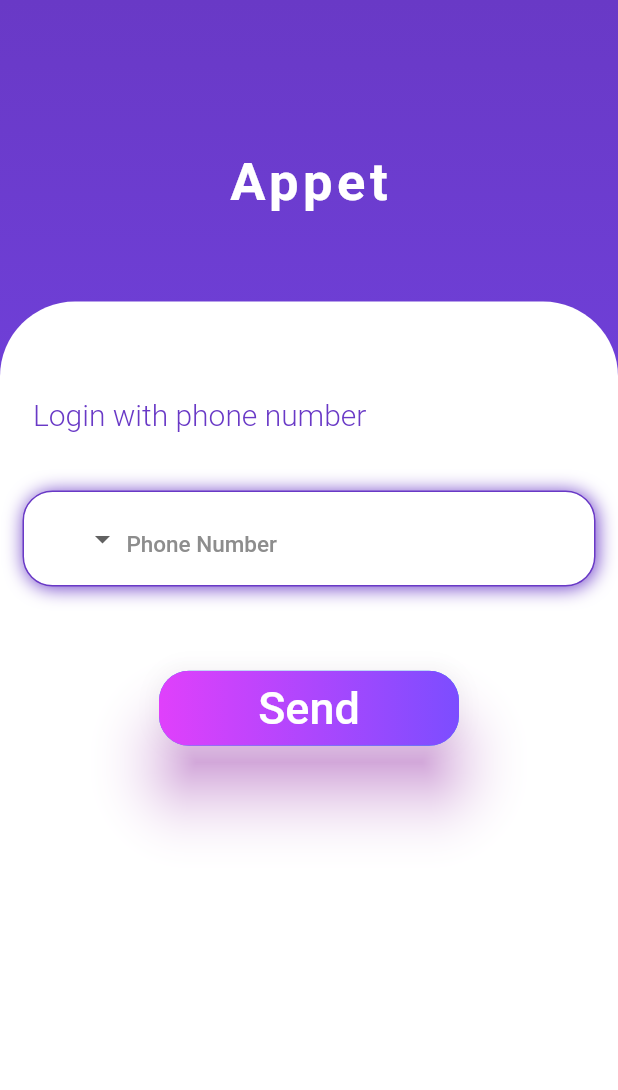
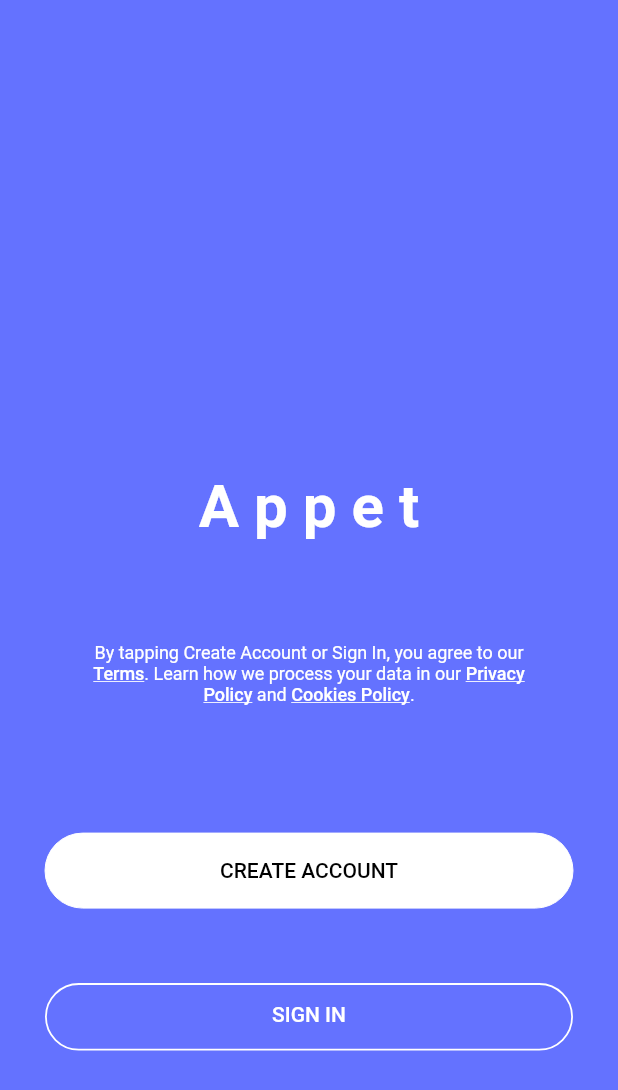
Before and after one commit to EslamAbotaleb/Appet, a Flutter app: the screen it shows after launch, on a phone screen of 412 x 824 dp. Shown: the top 1090 px of the screen. Run offline on Flutter 3.47's test engine with Material 2 defaults, Android fonts, the phone set to English and light mode, and no system bars; our stand-ins replace flare_flutter, fluttertoast, logger, permission_handler, pin_code_fields, shared_preferences and 1 more; missing offline and left inert: splash_screen_view; statements that could not run were skipped.

Commit message:
add authentication screen

```diff
--- /dev/null
+++ b/lib/screens/authentication/authentication_screen.dart
@@ -0,0 +1,110 @@
+import 'package:appet/helpers/color_utils.dart';
+import 'package:appet/text_style_widget.dart';
+import 'package:appet/widgets/common.dart';
+import 'package:appet/widgets/login_button_widget.dart';
+import 'package:flutter/material.dart';
+
+class AuthenticationScreen extends StatefulWidget {
+  AuthenticationScreen({Key? key}) : super(key: key);
+
+  @override
+  State<AuthenticationScreen> createState() => _AuthenticationScreenState();
+}
+
+class _AuthenticationScreenState extends State<AuthenticationScreen> {
+  @override
+  Widget build(BuildContext context) {
+    return Scaffold(
+        body: Container(
+      width: MediaQuery.of(context).size.width,
+      height: MediaQuery.of(context).size.height,
+      decoration: BoxDecoration(
+          gradient: LinearGradient(
+              begin: Alignment.topCenter,
+              end: Alignment.bottomCenter,
+              colors: [
+
+            Color.fromRGBO(100, 114, 255, 1.0),
+            Color.fromRGBO(100, 114, 255, 1.0),
+          ])),
+      child: SingleChildScrollView(
+        child: Column(
+          children: [
+            Padding(
+              padding: EdgeInsets.only(
+                  top: MediaQuery.of(context).size.height * 0.35),
+              child: Text(
+                'A p p e t',
+                style: TextStyleWidget.build(false,
+                    fontSize: 40,
+                    color: Colors.white,
+                    fontWeight: FontWeight.bold),
+              ),
+            ),
+            SizedBox(height: 60),
+            Padding(
+              padding: EdgeInsets.symmetric(horizontal: 30),
+              child: RichText(
+                textAlign: TextAlign.center,
+                text: TextSpan(
+                  children: [
+                    TextSpan(
+                      text:
+                          'By tapping Create Account or Sign In, you agree to our\n',
+                      style: kNormalText,
+                    ),
+                    TextSpan(
+                      text: 'Terms',
+                      style: kUnderlinedText,
+                    ),
+                    TextSpan(
+                      text: '. Learn how we process your data in our ',
+                      style: kNormalText,
+                    ),
+                    TextSpan(
+                      text: 'Privacy\nPolicy',
+                      style: kUnderlinedText,
+                    ),
+                    TextSpan(
+                      text: ' and ',
+                      style: kNormalText,
+                    ),
+                    TextSpan(
+                      text: 'Cookies Policy',
+                      style: kUnderlinedText,
+                    ),
+                    TextSpan(
+                      text: '.',
+                      style: kNormalText,
+                    ),
+                  ],
+                ),
+              ),
+            ),
+            SizedBox(height: 60),
+            Container(
+              width: MediaQuery.of(context).size.width,
+              margin: EdgeInsets.symmetric(horizontal: 30, vertical: 25),
+              height: 50,
+              decoration: BoxDecoration(
+                  border: Border.all(color: Colors.white, width: 0.0),
+                  borderRadius: BorderRadius.circular(30),
+                  color: Colors.white),
+              child: TextButton(
+                child: Text("CREATE ACCOUNT"),
+                style: TextButton.styleFrom(
+                  primary: Colors.black,
+                ),
+                onPressed: () {},
+              ),
+            ),
+
+            StyleButtonWidget(
+              text: 'SIGN IN',
+            ),
+          ],
+        ),
+      ),
+    ));
+  }
+}
--- a/lib/screens/splash/splash_screen.dart
+++ b/lib/screens/splash/splash_screen.dart
@@ -1,5 +1,6 @@
 import 'package:appet/helpers/color_utils.dart';
 import 'package:appet/helpers/preferences_manager.dart';
+import 'package:appet/screens/authentication/authentication_screen.dart';
 import 'package:appet/screens/authentication/veritfcation/vertification_code_screen.dart';
 import 'package:appet/screens/home/home_screen.dart';
 import 'package:appet/widgets/common.dart';
@@ -35,7 +36,8 @@ class _SplashScreenState extends State<SplashScreen> {
     return Scaffold(
 
       body: SplashScreenView(
-      navigateRoute: VertificationPinCodeScreen(),
+      navigateRoute:AuthenticationScreen(),
+      //  VertificationPinCodeScreen(),
       //  _openScreen(),
       duration: 3500,
       imageSize: 130,
--- a/lib/widgets/common.dart
+++ b/lib/widgets/common.dart
@@ -14,7 +14,17 @@ Logger logger = Logger(
     colors: false,
   ),
 );
+const kNormalText = TextStyle(
+  fontSize: 12,
+  color: Colors.white,
+);
 
+const kUnderlinedText = TextStyle(
+  fontSize: 12,
+  color: Colors.white,
+  decoration: TextDecoration.underline,
+  fontWeight: FontWeight.w500,
+);
 getLanguage(BuildContext context) {
   return Localizations?.localeOf(context).languageCode;
 }
--- /dev/null
+++ b/lib/widgets/login_button_widget.dart
@@ -0,0 +1,32 @@
+import 'package:appet/text_style_widget.dart';
+import 'package:flutter/material.dart';
+
+class StyleButtonWidget extends StatelessWidget {
+  final String text;
+  const StyleButtonWidget({
+    Key? key,
+    required this.text,
+  }) : super(key: key);
+
+  @override
+  Widget build(BuildContext context) {
+    return Container(
+      height: 45,
+      width: MediaQuery.of(context).size.width,
+      margin: EdgeInsets.symmetric(horizontal: 30, vertical: 25),
+      decoration: BoxDecoration(
+        border: Border.all(color: Colors.white, width: 1.2),
+        borderRadius: BorderRadius.circular(30),
+      ),
+      child: Padding(
+        padding: const EdgeInsets.all(3.0),
+        child: Text(
+          text,
+          textAlign: TextAlign.center,
+          style: TextStyleWidget.build(false, color: Colors.white,fontWeight: FontWeight.w500,),
+
+        ),
+      ),
+    );
+  }
+}
```
Also changed, not shown: assets/logo.png (added), 6 other files.
